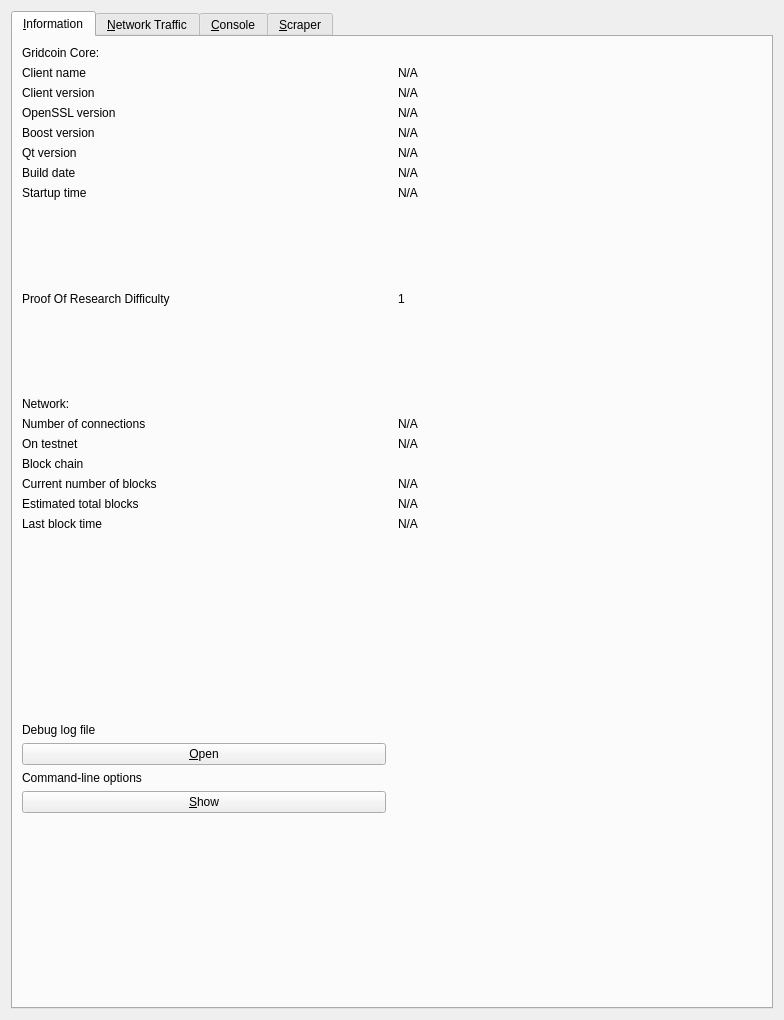
Old version of the form src/qt/forms/rpcconsole.ui in the repository gridcoin-community/Gridcoin-Research.
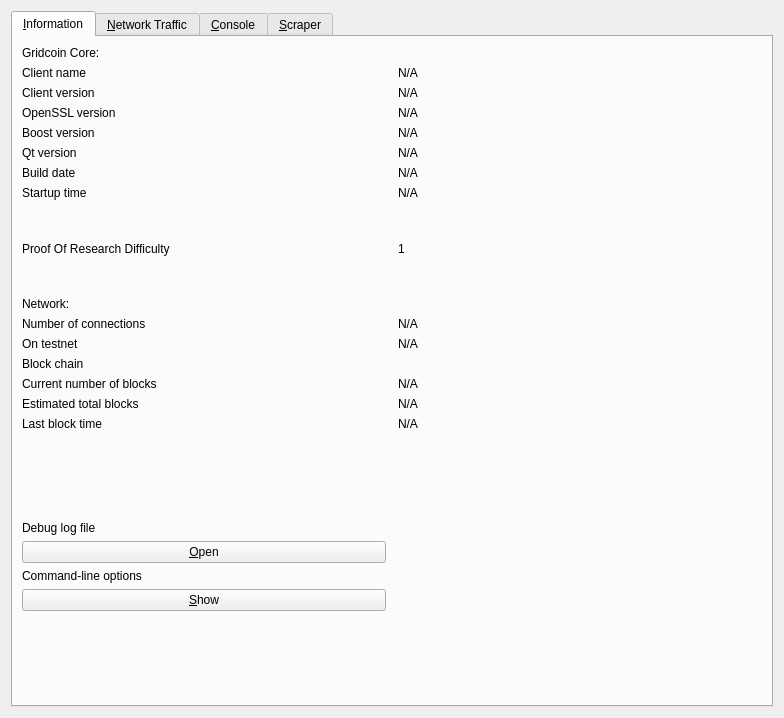
New version of the form. Icons and pictures are not drawn. Custom widgets are drawn as their Qt base class.

Commit message: Revert height of rpcconsole dialog

The edit to the form file:
```diff
--- a/src/qt/forms/rpcconsole.ui
+++ b/src/qt/forms/rpcconsole.ui
@@ -7,7 +7,7 @@
     <x>0</x>
     <y>0</y>
     <width>784</width>
-    <height>1020</height>
+    <height>718</height>
    </rect>
   </property>
   <property name="windowTitle">
```
